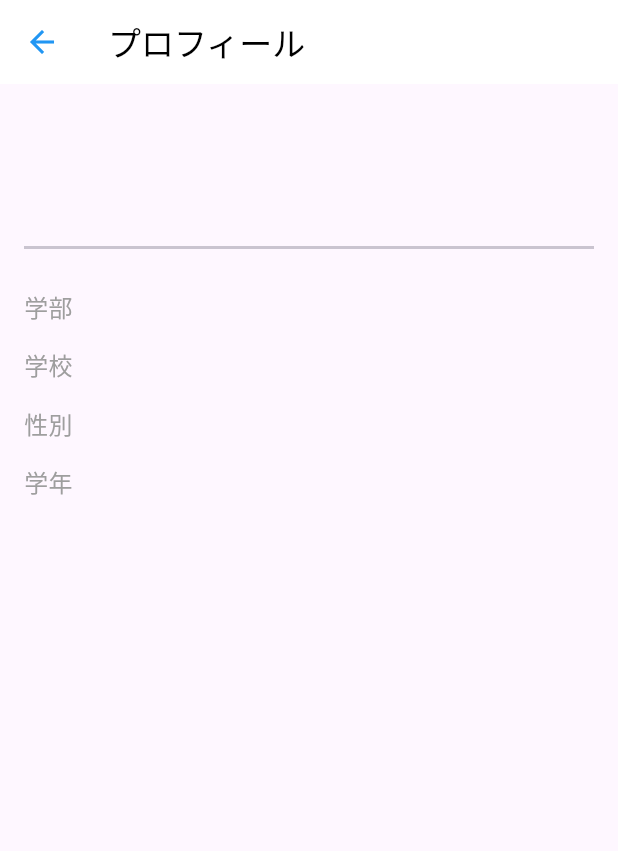
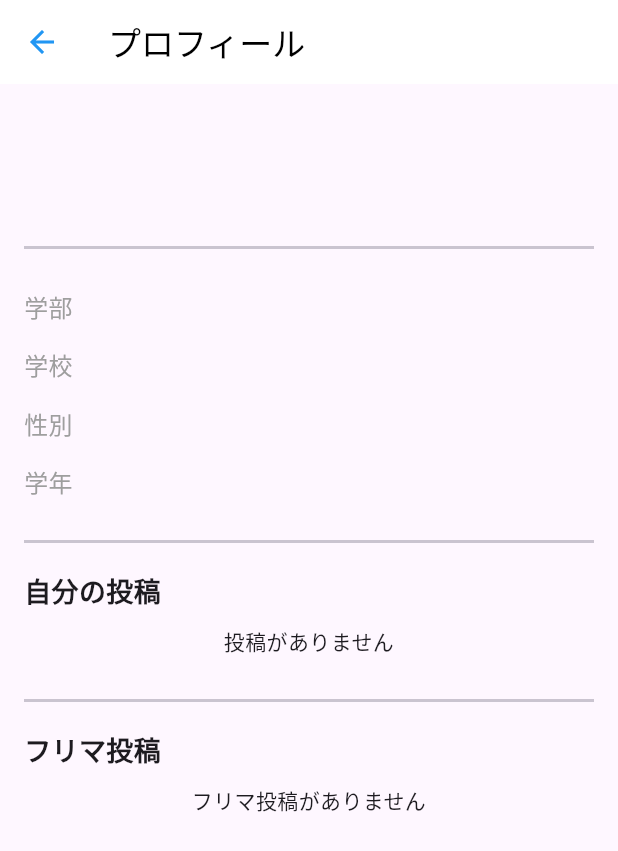
Before and after one commit to LiberaAnima/libera_flutter, a Flutter app: the screen it shows once a user with an empty profile is signed in, after a tap on the "account circle" icon, on a phone screen of 412 x 824 dp. Shown: the top 851 px of the screen. Run offline on Flutter 3.47's test engine with Material 3 defaults, Android fonts, the phone set to English and light mode, and no system bars; our stand-ins replace cloud_firestore, firebase_auth, firebase_core, firebase_storage, flutter_chat_types, flutter_chat_ui and 2 more; accounts and stored records are empty.

Commit message:
プロフィールにフリマ投稿が表示されるようになりました。

```diff
--- a/lib/screen/postlist_page.dart
+++ b/lib/screen/postlist_page.dart
@@ -26,6 +26,7 @@ class _PostListPagePageState extends State<PostListPage> {
         .collection('posts')
         .orderBy('date', descending: true)
         .snapshots();
+
     return Scaffold(
       appBar: AppBar(
         title: Text("自由掲示板"),
@@ -42,15 +43,13 @@ class _PostListPagePageState extends State<PostListPage> {
           }
 
           return ListView(
-            children: snapshot.data!.docs
-                .map((DocumentSnapshot document) {
+            children: snapshot.data!.docs.map((DocumentSnapshot document) {
               Map<String, dynamic> data =
                   document.data()! as Map<String, dynamic>;
               return ListTile(
                 title: Container(
                   decoration: BoxDecoration(
-                          border: Border.all(
-                              width: 1, color: Colors.white), // 枠線を追加
+                    border: Border.all(width: 1, color: Colors.white),
                     color: Colors.white,
                     borderRadius: BorderRadius.circular(1),
                   ),
@@ -70,36 +69,25 @@ class _PostListPagePageState extends State<PostListPage> {
                             children: <Widget>[
                               Text(
                                 'ユーザーネーム: 匿名',
-                                      style: TextStyle(
-                                        fontWeight: FontWeight.bold,
-                                      ),
+                                style: TextStyle(fontWeight: FontWeight.bold),
                               ),
                             ],
                           ),
                         ],
                       ),
                       SizedBox(height: 5),
+                      Text(data['post_message'] ?? 'No message'),
+                      Divider(
+                          height: 10.0,
+                          color: Color.fromRGBO(165, 165, 165, 1)),
                       Row(
                         mainAxisAlignment: MainAxisAlignment.start,
                         children: [
                           Text(
-                                  data['post_message'],
-                                ),
-                              ],
-                            ),
-                            SizedBox(height: 5),
-                            Divider(
-                              height: 10.0,
-                              color: Color.fromRGBO(165, 165, 165, 1),
-                            ),
-                            Row(
-                              mainAxisAlignment: MainAxisAlignment.start,
-                              children: [
-                                Text(
-                                  timeAgo(data['date'].toDate()),
-                                  style: TextStyle(
-                                    fontSize: 10,
-                                  ),
+                            data['date'] != null
+                                ? timeAgo(data['date'].toDate())
+                                : 'Unknown date',
+                            style: TextStyle(fontSize: 10),
                           ),
                           FavoriteButton(
                             documentid: data['documentID'],
@@ -107,34 +95,28 @@ class _PostListPagePageState extends State<PostListPage> {
                           ),
                           Text(
                             'いいね ${data['likes'].length.toString()}  ',
-                                  style: TextStyle(
-                                    fontSize: 10,
-                                  ),
+                            style: TextStyle(fontSize: 10),
                           ),
                           IconButton(
                             onPressed: () {
                               Navigator.push(
                                 context,
                                 MaterialPageRoute(
-                                        builder: (context) => postSpecificPage(
-                                          id: data['documentID'],
-                                        ),
+                                  builder: (context) =>
+                                      postSpecificPage(id: data['documentID']),
                                 ),
                               );
                             },
-                                  icon: Icon(
-                                    Icons.messenger_outline_rounded,
-                                    size: 20,
-                                  ),
+                            icon:
+                                Icon(Icons.messenger_outline_rounded, size: 20),
                           ),
                         ],
                       ),
                     ],
-                        )),
+                  ),
+                ),
               );
-                })
-                .toList()
-                .cast(),
+            }).toList(),
           );
         },
       ),
--- a/lib/screen/profile_page.dart
+++ b/lib/screen/profile_page.dart
@@ -1,4 +1,5 @@
 import 'package:flutter/material.dart';
+import 'package:cloud_firestore/cloud_firestore.dart';
 import 'package:libera_flutter/models/user_model.dart';
 import 'package:libera_flutter/services/user_service.dart';
 
@@ -13,11 +14,14 @@ class ProfilePage extends StatefulWidget {
 class _ProfilePageState extends State<ProfilePage> {
   UserService _userService = UserService();
   UserModel? _user;
+  List<dynamic> _posts = [];
+  List<dynamic> _books = [];
 
   @override
   void initState() {
     super.initState();
     _fetchUserData();
+    _fetchPosts();
   }
 
   void _fetchUserData() async {
@@ -31,12 +35,25 @@ class _ProfilePageState extends State<ProfilePage> {
     }
   }
 
+  void _fetchPosts() async {
+    var postsSnapshot = await FirebaseFirestore.instance
+        .collection('post')
+        .where('uid', isEqualTo: widget.uid)
+        .get();
+
+    var booksSnapshot = await FirebaseFirestore.instance
+        .collection('books')
+        .where('uid', isEqualTo: widget.uid)
+        .get();
+
+    setState(() {
+      _posts = postsSnapshot.docs.map((doc) => doc.data()).toList();
+      _books = booksSnapshot.docs.map((doc) => doc.data()).toList();
+    });
+  }
+
   @override
   Widget build(BuildContext context) {
-    print(widget.uid);
-    if (_user != null) {
-      print(_user!.faculty);
-    }
     return FutureBuilder<UserModel>(
       future: _userService.getUserData(widget.uid),
       builder: (BuildContext context, AsyncSnapshot<UserModel> snapshot) {
@@ -83,6 +100,43 @@ class _ProfilePageState extends State<ProfilePage> {
                         profileInfo('学校', _user!.school),
                         profileInfo('性別', _user!.gender),
                         profileInfo('学年', _user!.year),
+                        Divider(height: 40, thickness: 2),
+                        Text('自分の投稿',
+                            style: TextStyle(
+                                fontSize: 18, fontWeight: FontWeight.bold)),
+                        _posts.isEmpty
+                            ? Padding(
+                                padding: EdgeInsets.symmetric(vertical: 10),
+                                child: Text('投稿がありません',
+                                    textAlign: TextAlign.center),
+                              )
+                            : Column(
+                                children: _posts
+                                    .map((post) => ListTile(
+                                          title: Text(post['post_message']),
+                                          subtitle: Text(
+                                              'Likes: ${post['likes'].length}'),
+                                        ))
+                                    .toList(),
+                              ),
+                        Divider(height: 40, thickness: 2),
+                        Text('フリマ投稿',
+                            style: TextStyle(
+                                fontSize: 18, fontWeight: FontWeight.bold)),
+                        _books.isEmpty
+                            ? Padding(
+                                padding: EdgeInsets.symmetric(vertical: 10),
+                                child: Text('フリマ投稿がありません',
+                                    textAlign: TextAlign.center),
+                              )
+                            : Column(
+                                children: _books
+                                    .map((book) => ListTile(
+                                          title: Text(book['bookname']),
+                                          subtitle: Text('${book['price']}円'),
+                                        ))
+                                    .toList(),
+                              ),
                       ],
                     ),
                   ),
@@ -90,7 +144,6 @@ class _ProfilePageState extends State<ProfilePage> {
         }
       },
     );
-    // child: Scaffold
   }
 
   Widget profileInfo(String title, String value) {
```
Lines whose indentation alone changed are shown as unchanged.
